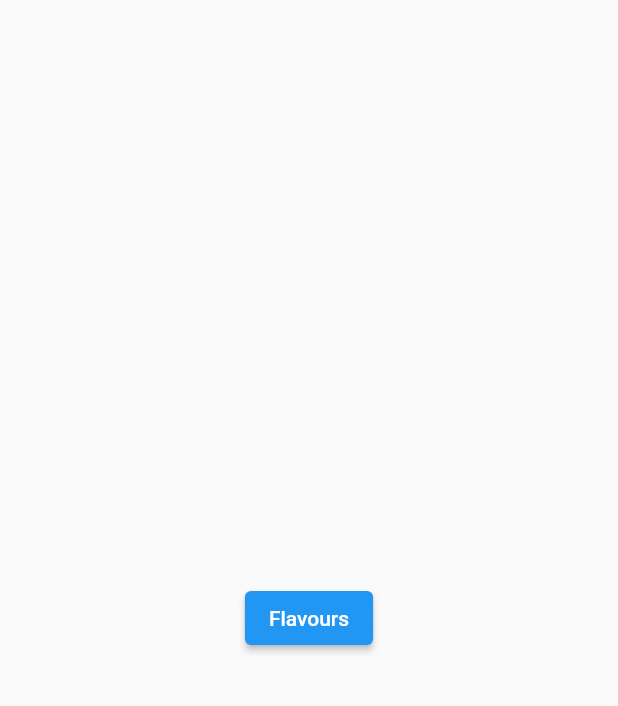
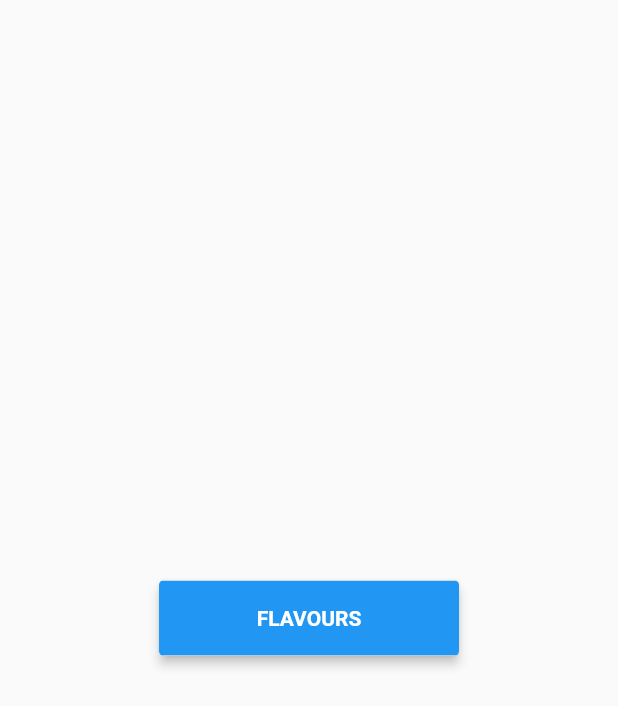
Before and after one commit to Zujaj/multiple_selection_dialogue_app, a Flutter app: the screen it shows after launch, on a phone screen of 412 x 824 dp. Shown: the top 706 px of the screen. Run offline on Flutter 3.47's test engine with Material 2 defaults, Android fonts, the phone set to English and light mode, and no system bars.

Commit message:
Updated Demo Page Code

```diff
--- a/lib/pages/demo_page.dart
+++ b/lib/pages/demo_page.dart
@@ -1,29 +1,33 @@
 import 'package:flutter/material.dart';
-import 'package:multiple_selection_dialogue_app/widgets/multi_select_dialog.dart';
+import 'package:multiple_selection_dialogue_app/widgets/multi_select_form_field.dart';
 
 /// A demo page that displays an [ElevatedButton]
 class DemoPage extends StatelessWidget {
+  /// A Global Key to track the form's state
+  final _formKey = GlobalKey<FormState>();
+
   @override
   Widget build(BuildContext context) {
-    /// Stores the selected flavours
-    List<String> flavours = [];
-
-    return ElevatedButton(
-        child: Text('Flavours'),
-        onPressed: () async {
-          flavours = await showDialog<List<String>>(
-                  context: context,
-                  builder: (_) => MultiSelectDialog(
-                          question: Text('Select Your Flavours'),
-                          answers: [
-                            'Chocolate',
-                            'Caramel',
-                            'Vanilla',
-                            'Peanut Butter'
-                          ])) ??
-              [];
+    return Form(
+      key: _formKey,
+      child: MultiSelectFormField(
+        context: context,
+        buttonText: 'FLAVOURS',
+        itemList: ['Chocolate', 'Caramel', 'Vanilla', 'Peanut Butter'],
+        questionText: 'Select Your Flavours',
+        validator: (flavours) =>
+            flavours.length == 0 ? 'Please select at least one flavor!' : null,
+        onSaved: (flavours) {
           print(flavours);
           // Logic to save selected flavours in the database
-        });
+        },
+      ),
+      onChanged: () {
+        if (_formKey.currentState.validate()) {
+          // Invokes the OnSaved Method
+          _formKey.currentState.save();
+        }
+      },
+    );
   }
 }
```
